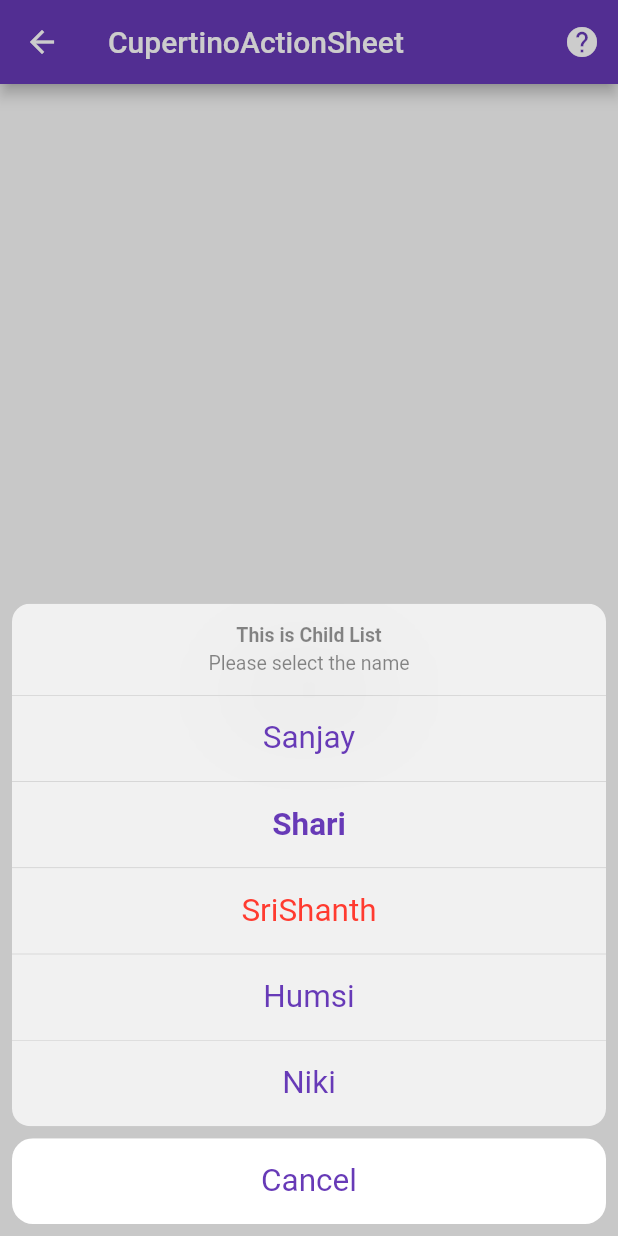
After one commit to sanjay-rb/100-Days-Of-Flutter-Widgets, a Flutter app: the Day63CupertinoActionSheet screen opened directly, after a tap on "Click Here!", on a phone screen of 412 x 824 dp. The commit adds this screen. Run offline on Flutter 3.47's test engine with Material 2 defaults, Android fonts, the phone set to English and light mode, and no system bars.

Commit message:
Day63 Completed with CupertinoActionSheet

```diff
--- /dev/null
+++ b/hundred_days_of_flutter_widget/lib/day063_cupertino_action_sheet.dart
@@ -0,0 +1,132 @@
+import 'package:flutter/cupertino.dart';
+import 'package:flutter/material.dart';
+import 'package:url_launcher/url_launcher.dart';
+
+class Day63CupertinoActionSheet extends StatefulWidget {
+  const Day63CupertinoActionSheet({Key key}) : super(key: key);
+
+  @override
+  _Day63CupertinoActionSheetState createState() =>
+      _Day63CupertinoActionSheetState();
+}
+
+class _Day63CupertinoActionSheetState extends State<Day63CupertinoActionSheet> {
+  String _selectedText = "";
+
+  @override
+  Widget build(BuildContext context) {
+    return Scaffold(
+      body: Center(
+          child: Column(
+        mainAxisAlignment: MainAxisAlignment.center,
+        children: <Widget>[
+          Text(
+            _selectedText,
+            style: TextStyle(fontSize: 30, color: Colors.pink),
+          ),
+          RaisedButton(
+            child: Text("Click Here!"),
+            onPressed: () {
+              /**
+               * ? What is the CupertinoActionSheet....
+               * ! CupertinoActionSheet is the bottom sheet for the iOS custom style....
+               */
+              showCupertinoModalPopup(
+                context: context,
+                builder: (context) => CupertinoActionSheet(
+                  title: Text(
+                      "This is Child List"), // ! this is have the [title] for the Head....
+                  message: Text(
+                      "Please select the name"), // ! this is have the [message] for the SubHead....
+                  actions: <Widget>[
+                    // ! [actions] is the list which holds the list of CupertinoActionSheetAction....
+                    CupertinoActionSheetAction(
+                      child:
+                          Text("Sanjay"), // ! Here we create the listView....
+                      onPressed: () {
+                        // ! Here we create the event callback....
+                        Navigator.pop(context);
+                        setState(() {
+                          _selectedText = "Sanjay";
+                        });
+                      },
+                    ),
+                    CupertinoActionSheetAction(
+                      isDefaultAction:
+                          true, // ! to make tha list [DefaultAction] and highlight....
+                      child: Text("Shari"),
+                      onPressed: () {
+                        Navigator.pop(context);
+                        setState(() {
+                          _selectedText = "Shari";
+                        });
+                      },
+                    ),
+                    CupertinoActionSheetAction(
+                      isDestructiveAction:
+                          true, // ! to make tha list [DestructiveAction] and highlight....
+                      child: Text("SriShanth"),
+                      onPressed: () {
+                        Navigator.pop(context);
+                        setState(() {
+                          _selectedText = "SriShanth";
+                        });
+                      },
+                    ),
+                    CupertinoActionSheetAction(
+                      child: Text("Humsi"),
+                      onPressed: () {
+                        Navigator.pop(context);
+                        setState(() {
+                          _selectedText = "Humsi";
+                        });
+                      },
+                    ),
+                    CupertinoActionSheetAction(
+                      child: Text("Niki"),
+                      onPressed: () {
+                        Navigator.pop(context);
+                        setState(() {
+                          _selectedText = "Niki";
+                        });
+                      },
+                    ),
+                  ],
+                  cancelButton: CupertinoActionSheetAction(
+                    // ! here we can add the cancel funtionalty in [cancelButton] which is take the [CupertinoActionSheetAction]....
+                    onPressed: () {
+                      Navigator.pop(context);
+                      setState(() {
+                        _selectedText = "";
+                      });
+                    },
+                    child: Text("Cancel"),
+                  ),
+                ),
+              );
+            },
+          ),
+        ],
+      )),
+      appBar: AppBar(
+        title: Text('CupertinoActionSheet'),
+        actions: <Widget>[
+          IconButton(
+            icon: Icon(Icons.help),
+            onPressed: () async {
+              const url =
+                  'https://github.com/sanjaysanju618/100-Days-Of-Flutter-Widgets/' +
+                      'blob/master/hundred_days_of_flutter_widget/' +
+                      'lib/day063_cupertino_action_sheet.dart';
+              if (await canLaunch(url)) {
+                await launch(url);
+              } else {
+                throw 'Could not launch $url';
+              }
+            },
+          )
+        ],
+      ),
+    );
+  }
+}
--- a/hundred_days_of_flutter_widget/lib/main.dart
+++ b/hundred_days_of_flutter_widget/lib/main.dart
@@ -60,6 +60,7 @@ import 'package:hundreddaysofflutterwidget/day059_animated_cross_fade.dart';
 import 'package:hundreddaysofflutterwidget/day060_draggable_scrollable_sheet.dart';
 import 'package:hundreddaysofflutterwidget/day061_color_filtered.dart';
 import 'package:hundreddaysofflutterwidget/day062_toggle_buttons.dart';
+import 'package:hundreddaysofflutterwidget/day063_cupertino_action_sheet.dart';
 import 'package:hundreddaysofflutterwidget/inherited_widget/day037_inherited_widget.dart';
 
 void main() => runApp(MyApp());
@@ -154,7 +155,8 @@ class _MainPageState extends State<MainPage> {
     "AnimatedCrossFade": Day59AnimatedCrossFade(),
     "DraggableScrollableSheet": Day60DraggableScrollableSheet(),
     "ColorFiltered": Day61ColorFiltered(),
-    "ToggleButtons": Day62ToggleButtons()
+    "ToggleButtons": Day62ToggleButtons(),
+    "CupertinoActionSheet": Day63CupertinoActionSheet()
   };
 
   List _listTitle = [
@@ -219,7 +221,8 @@ class _MainPageState extends State<MainPage> {
     "AnimatedCrossFade",
     "DraggableScrollableSheet",
     "ColorFiltered",
-    "ToggleButtons"
+    "ToggleButtons",
+    "CupertinoActionSheet"
   ];
 
   List fliter = List<String>();
```
Also changed, not shown: 1 other file.
